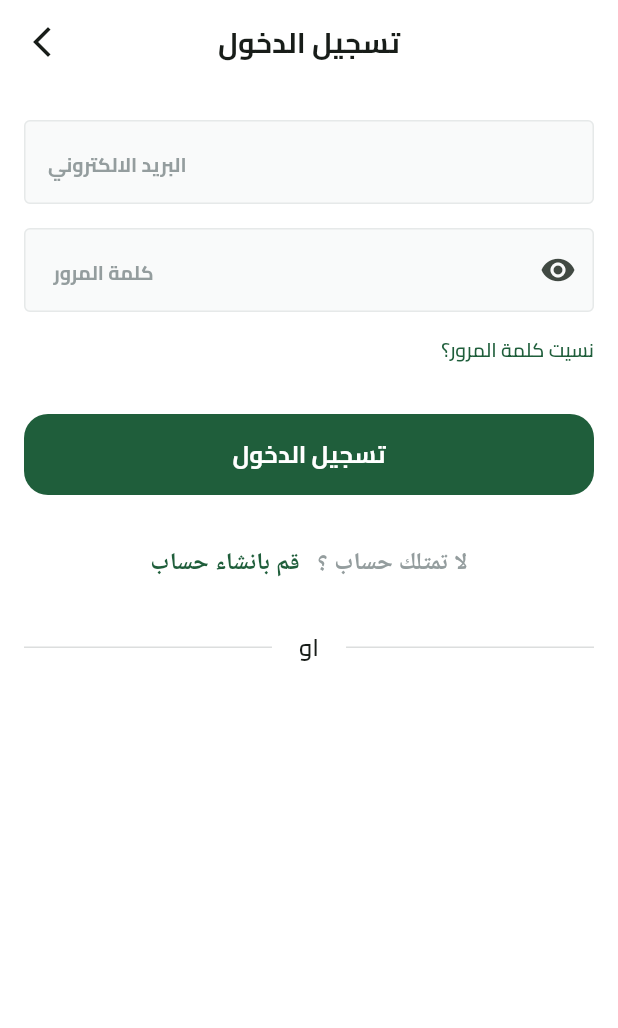
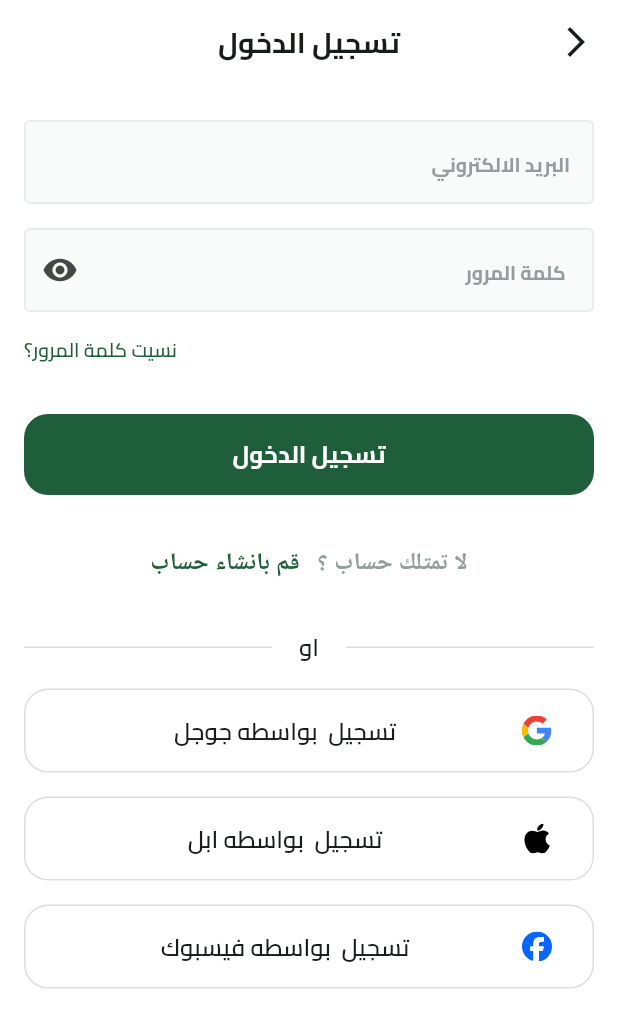
Before and after one commit to abo3amer69/Fruits_Hup, a Flutter app: the screen it shows after launch, after a tap on "تخط", on a phone screen of 412 x 824 dp. Shown: the top 1028 px of the screen. Run offline on Flutter 3.47's test engine with Material 3 defaults, Android fonts, the phone set to English and light mode, and no system bars; our stand-ins replace dots_indicator, flutter_svg, shared_preferences.

Commit message:
social button and login ui done

```diff
--- a/lib/features/auth/presentation/views/widget/login_view_body.dart
+++ b/lib/features/auth/presentation/views/widget/login_view_body.dart
@@ -1,18 +1,21 @@
 import 'package:flutter/material.dart';
 import 'package:fruits_hup/constants.dart';
 import 'package:fruits_hup/core/utils/app_colors.dart';
+import 'package:fruits_hup/core/utils/app_images.dart';
 import 'package:fruits_hup/core/utils/app_text_styles.dart';
 import 'package:fruits_hup/core/widget/custom_button.dart';
 import 'package:fruits_hup/core/widget/custom_text_form_field.dart';
 import 'package:fruits_hup/features/auth/presentation/views/widget/dont_have_an_account_widget.dart';
 import 'package:fruits_hup/features/auth/presentation/views/widget/or_divider.dart';
+import 'package:fruits_hup/features/auth/presentation/views/widget/social_login_button.dart';
 
 class LoginViewBody extends StatelessWidget {
   const LoginViewBody({super.key});
 
   @override
   Widget build(BuildContext context) {
-    return Padding(
+    return SingleChildScrollView(
+      child: Padding(
         padding: EdgeInsets.symmetric(horizontal: KHorizentalPadding),
         child: SingleChildScrollView(
           child: Column(
@@ -61,7 +64,32 @@ class LoginViewBody extends StatelessWidget {
                 height: 33,
               ),
               const OrDivider(),
+              SizedBox(
+                height: 16,
+              ),
+              SocialLoginButton(
+                title: 'تسجيل  بواسطه جوجل',
+                image: Assets.imagesGoogleIcon,
+                onPressed: () {},
+              ),
+              SizedBox(
+                height: 16,
+              ),
+              SocialLoginButton(
+                title: 'تسجيل  بواسطه ابل',
+                image: Assets.imagesApplIcon,
+                onPressed: () {},
+              ),
+              SizedBox(
+                height: 16,
+              ),
+              SocialLoginButton(
+                title: 'تسجيل  بواسطه فيسبوك',
+                image: Assets.imagesFacebookIcon,
+                onPressed: () {},
+              ),
             ],
+          ),
         ),
       ),
     );
--- /dev/null
+++ b/lib/features/auth/presentation/views/widget/social_login_button.dart
@@ -0,0 +1,44 @@
+import 'package:flutter/material.dart';
+import 'package:flutter_svg/flutter_svg.dart';
+import 'package:fruits_hup/core/utils/app_text_styles.dart';
+
+class SocialLoginButton extends StatelessWidget {
+  const SocialLoginButton(
+      {super.key,
+      required this.image,
+      required this.title,
+      required this.onPressed});
+  final String image;
+  final String title;
+  final VoidCallback onPressed;
+
+  @override
+  Widget build(BuildContext context) {
+    return SizedBox(
+      width: double.infinity,
+      height: 56,
+      child: TextButton(
+        style: TextButton.styleFrom(
+          shape: RoundedRectangleBorder(
+            side: BorderSide(
+              color: Color(0xffDCDEDE),
+              width: 1,
+            ),
+            borderRadius: BorderRadius.circular(16),
+          ),
+        ),
+        onPressed: onPressed,
+        child: ListTile(
+          visualDensity:
+              const VisualDensity(vertical: VisualDensity.minimumDensity),
+          leading: SvgPicture.asset(image),
+          title: Text(
+            title,
+            textAlign: TextAlign.center,
+            style: TextStyles.semiBold16,
+          ),
+        ),
+      ),
+    );
+  }
+}
--- a/lib/main.dart
+++ b/lib/main.dart
@@ -34,6 +34,7 @@ class FruitHup extends StatelessWidget {
         GlobalCupertinoLocalizations.delegate,
       ],
       supportedLocales: S.delegate.supportedLocales,
+      locale: const Locale('ar'),
       debugShowCheckedModeBanner: false,
       onGenerateRoute: onGenerateRoute,
       initialRoute: SplashView.routeName,
```
Lines whose indentation alone changed are shown as unchanged.
